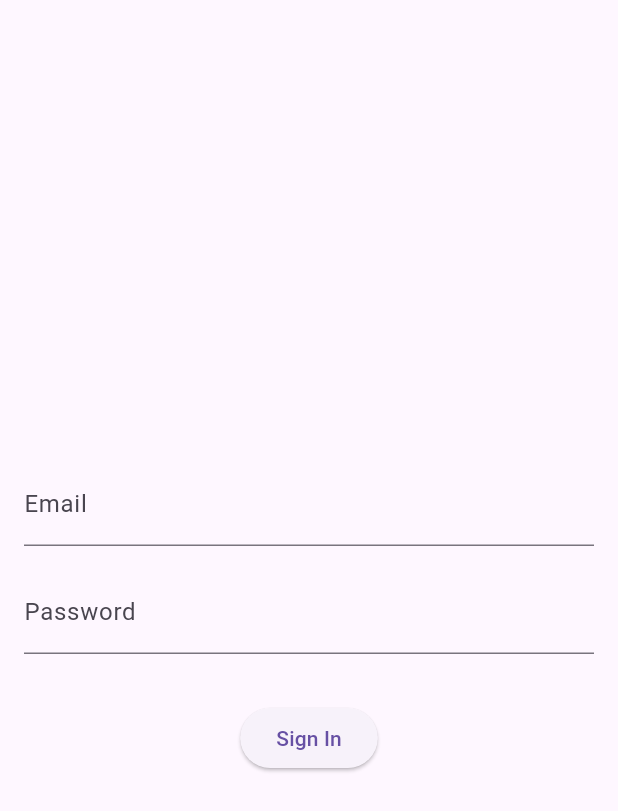
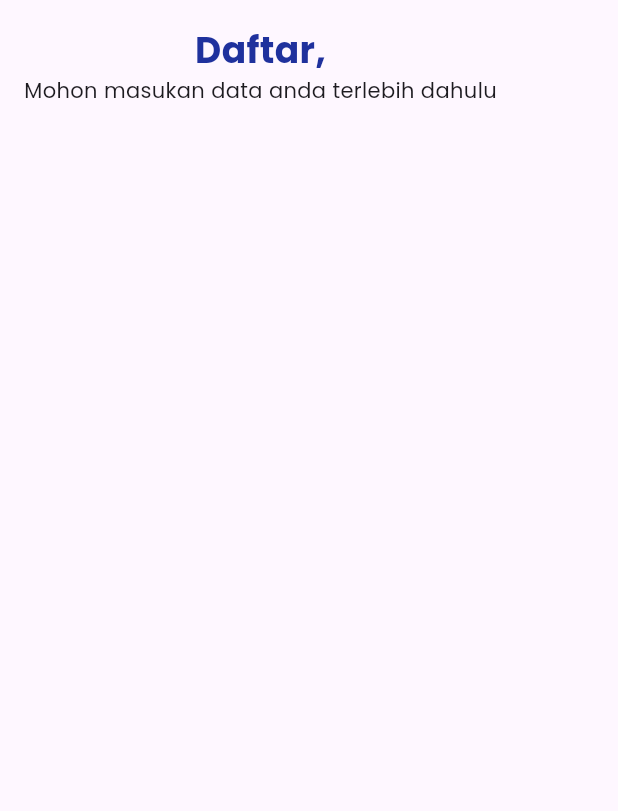
Before and after one commit to rayhanzz772/pmi_jateng, a Flutter app: the screen it shows after launch, on a phone screen of 412 x 824 dp. Shown: the top 811 px of the screen. Run offline on Flutter 3.47's test engine with Material 3 defaults, Android fonts, the phone set to English and light mode, and no system bars; our stand-ins replace bloc, equatable, flutter_bloc.

Commit message:
new constant color

```diff
--- a/lib/main.dart
+++ b/lib/main.dart
@@ -15,6 +15,7 @@ class MyApp extends StatelessWidget {
       title: 'Flutter Splash Screen with BLoC',
       theme: ThemeData(
         primarySwatch: Colors.blue,
+        fontFamily: 'Poppins',
       ),
       initialRoute: '/',
       routes: {
--- a/lib/views/sign_in.dart
+++ b/lib/views/sign_in.dart
@@ -1,6 +1,7 @@
 import 'package:flutter/material.dart';
 import 'package:flutter_bloc/flutter_bloc.dart';
 import 'package:nuraga_app/blocs/authentication_bloc.dart';
+import 'package:nuraga_app/constant.dart';
 
 class SignInScreen extends StatelessWidget {
   final TextEditingController emailController = TextEditingController();
@@ -21,28 +22,14 @@ class SignInScreen extends StatelessWidget {
               return Container(
                 padding: EdgeInsets.all(16.0),
                 child: Column(
-                  mainAxisAlignment: MainAxisAlignment.center,
                   children: [
-                    TextField(
-                      controller: emailController,
-                      decoration: InputDecoration(labelText: 'Email'),
-                    ),
-                    SizedBox(height: 16.0),
-                    TextField(
-                      controller: passwordController,
-                      decoration: InputDecoration(labelText: 'Password'),
-                      obscureText: true,
-                    ),
-                    SizedBox(height: 32.0),
-                    ElevatedButton(
-                      onPressed: () {
-                        String email = emailController.text;
-                        String password = passwordController.text;
-                        BlocProvider.of<AuthenticationBloc>(context)
-                            .add(SignInEvent(email: email, password: password));
-                      },
-                      child: Text('Sign In'),
-                    ),
+                    Text("Daftar,",
+                        style: TextStyle(
+                            fontSize: 24,
+                            fontFamily: "Poppins",
+                            fontWeight: FontWeight.bold,
+                            color: kPrimaryColor)),
+                    Text("Mohon masukan data anda terlebih dahulu")
                   ],
                 ),
               );
```
Also changed, not shown: lib/constant.dart (added, +19 -0 lines).
